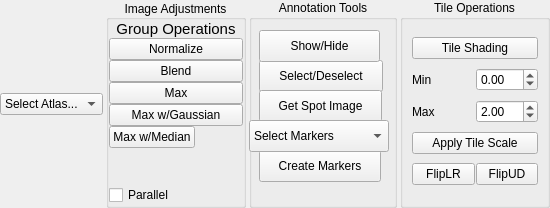
This is acq4/analysis/modules/MosaicEditor/MosaicEditorTemplate.ui in pbmanis/acq4 as Qt 5 draws it before an edit. The edited form follows.
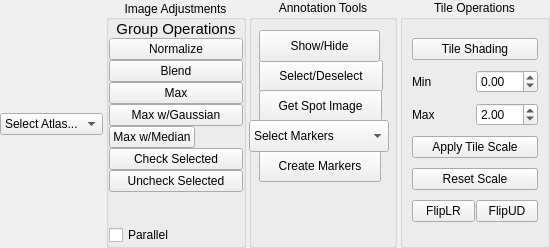
This is the edited form.

```diff
--- a/acq4/analysis/modules/MosaicEditor/MosaicEditorTemplate.ui
+++ b/acq4/analysis/modules/MosaicEditor/MosaicEditorTemplate.ui
@@ -7,7 +7,7 @@
     <x>0</x>
     <y>0</y>
     <width>550</width>
-    <height>208</height>
+    <height>248</height>
    </rect>
   </property>
   <property name="minimumSize">
@@ -155,6 +155,20 @@
         </property>
        </widget>
       </item>
+      <item>
+       <widget class="QPushButton" name="checkSelectedBtn">
+        <property name="text">
+         <string>Check Selected</string>
+        </property>
+       </widget>
+      </item>
+      <item>
+       <widget class="QPushButton" name="uncheckSelectedBtn">
+        <property name="text">
+         <string>Uncheck Selected</string>
+        </property>
+       </widget>
+      </item>
       <item>
        <spacer name="verticalSpacer_2">
         <property name="orientation">
@@ -459,6 +473,13 @@
         </property>
        </widget>
       </item>
+      <item row="6" column="0" colspan="2">
+       <widget class="QPushButton" name="mosaicResetScaleBtn">
+        <property name="text">
+         <string>Reset Scale</string>
+        </property>
+       </widget>
+      </item>
      </layout>
     </widget>
    </item>
```
